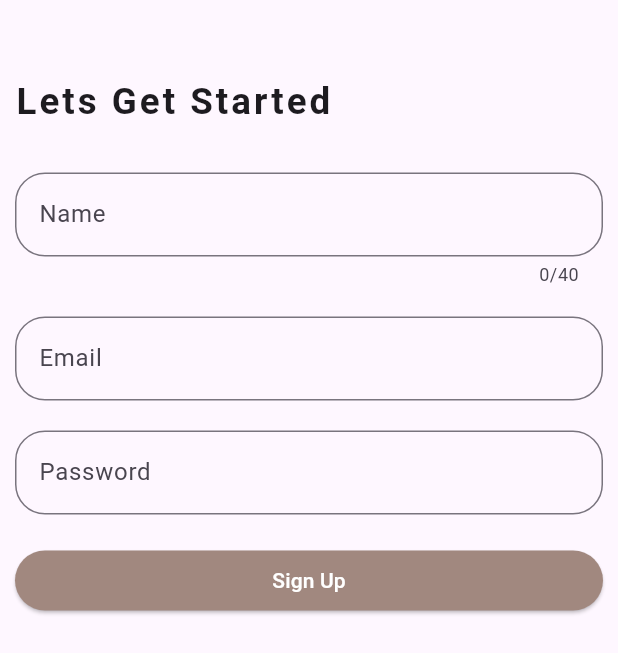
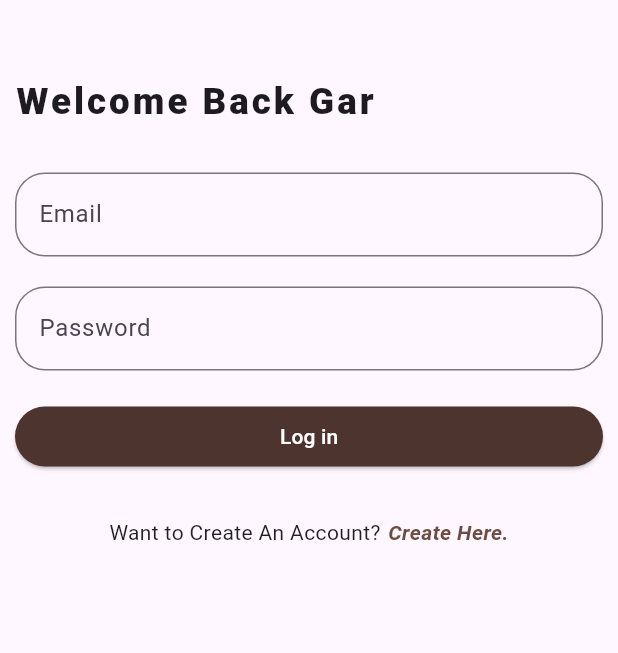
Before and after one commit to FREANCATIBOG/frontAnime, a Flutter app: the screen it shows after launch, on a phone screen of 412 x 824 dp. Shown: the top 653 px of the screen. Run offline on Flutter 3.47's test engine with Material 3 defaults, Android fonts, the light colour scheme and no system bars.

Commit message:
creating log in pages with s

```diff
--- a/lib/main.dart
+++ b/lib/main.dart
@@ -3,13 +3,15 @@ import 'package:untitled/home.dart';
 import 'package:untitled/pages/dashboard.dart';
 import 'package:untitled/pages/menu.dart';
 import 'package:untitled/pages/signup.dart';
+import 'package:untitled/pages/login.dart';
 
 void main() => runApp (MaterialApp(
-  initialRoute: '/signup',
+  initialRoute: '/login',
   routes: {
       '/': (context) => Dashboard(),
       '/menu' : (context) => Menu(),
       '/profile' : (context) => Home(),
       '/signup' : (context) => signup(),
+      '/login' : (context) => login(),
     },
   ));
--- /dev/null
+++ b/lib/pages/login.dart
@@ -0,0 +1,128 @@
+import 'package:flutter/material.dart';
+
+class login extends StatefulWidget {
+  const login({super.key});
+
+  @override
+  State<login> createState() => _loginState();
+}
+
+class _loginState extends State<login> {
+  final formKey = GlobalKey<FormState>();
+  String email = '';
+  String password = '';
+
+  @override
+  Widget build(BuildContext context) {
+    return Scaffold(
+        body: SafeArea(
+          child: Padding(
+            padding: EdgeInsets.fromLTRB(10.0, 50.0, 10.0, 0),
+            child: Column(
+              crossAxisAlignment: CrossAxisAlignment.start,
+              children: <Widget>[
+                Text(
+                  'Welcome Back Gar',
+                  style: TextStyle(
+                    fontWeight: FontWeight.w800,
+                    letterSpacing: 2.0,
+                    fontSize: 24.5,
+                  ),
+                ),
+                SizedBox(height: 30.0,),
+                Form(
+                  key: formKey,
+                  child: Column(
+                    crossAxisAlignment: CrossAxisAlignment.stretch,
+                    children: <Widget>[
+                      TextFormField(
+                        keyboardType: TextInputType.emailAddress,
+                        decoration: InputDecoration(
+                          label: Text('Email'),
+                          border: OutlineInputBorder(
+                            borderRadius: BorderRadius.circular(20.0),
+                          ),
+                        ),
+                        validator: (value){
+                          if(value == null || value.isEmpty){
+                            return 'Your Email Please';
+                          }
+                        },
+                        onSaved: (value){
+                          email = value!;
+                        },
+                      ),
+                      SizedBox(height: 20.0,),
+                      TextFormField(
+                        obscureText: true,
+                        decoration: InputDecoration(
+                          label: Text('Password'),
+                          border: OutlineInputBorder(
+                            borderRadius: BorderRadius.circular(20.0),
+                          ),
+                        ),
+                        validator: (value){
+                          if(value == null || value.isEmpty){
+                            return 'We need your Password';
+                          }
+                          if (value.length < 8) {
+                            return 'Should be 8 characters long';
+                          }
+                          if(value.length >20){
+                            return 'The Password must be 20 characters long';
+                          }
+                          return null;
+                        },
+                        onSaved: (value){
+                          password = value!;
+                        },
+                      ),
+                      SizedBox(height: 20.0,),
+                      ElevatedButton(
+                        onPressed: (){
+                          if(formKey.currentState!.validate()){
+                            formKey.currentState!.save();
+                            print(email);
+                            print(password);
+                          }
+                        },
+                        child: Text('Log in'),
+                        style: ElevatedButton.styleFrom(
+                          backgroundColor: Colors.brown[800],
+                          foregroundColor: Colors.white,
+                        ),
+                      ),
+                      SizedBox(height:30.0,),
+                      Row(
+                        mainAxisAlignment: MainAxisAlignment.center,
+                        children: <Widget>[
+                          Text(
+                            'Want to Create An Account?',
+                            style: TextStyle(
+                              color: Colors.black87,
+                            ),
+                          ),
+                          SizedBox(width: 5.0,),
+                          InkWell(
+                            child: Text(
+                              'Create Here.',
+                              style: TextStyle(
+                                fontStyle: FontStyle.italic,
+                                fontWeight: FontWeight.bold,
+                                color: Colors.brown[600],
+                              ),
+                            ),
+                            onTap: ()=> Navigator.popAndPushNamed(context, '/signup'),
+                          ),
+                        ],
+                      ),
+                    ],
+                  ),
+                ),
+              ],
+            ),
+          ),
+        )
+    );
+  }
+}
```
Also changed, not shown: lib/pages/signup.dart (+26 -1 lines).
